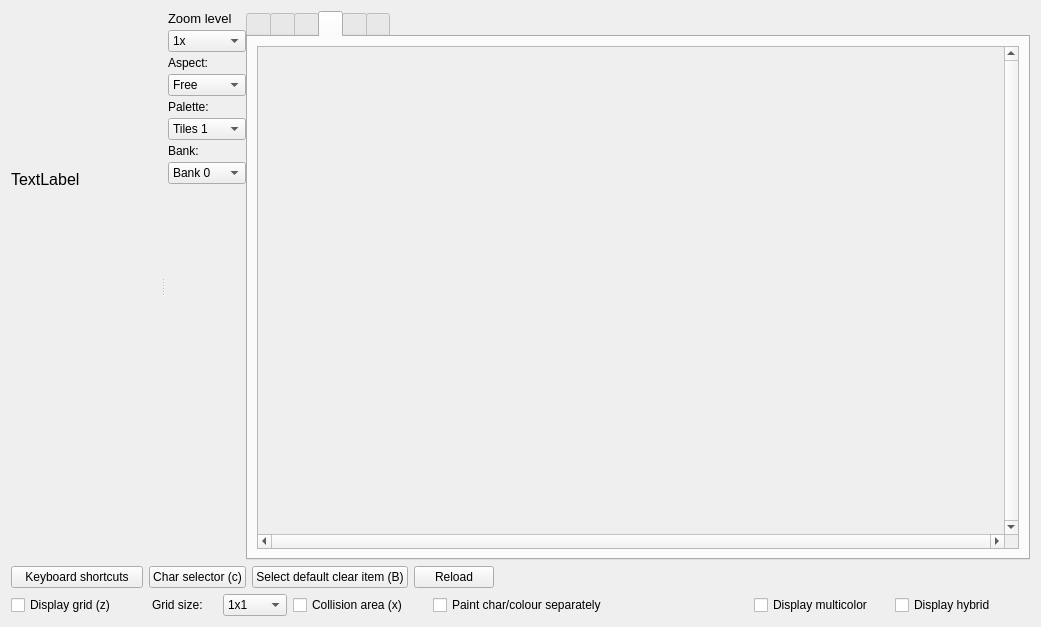
This is source/trsedocuments/formimageeditor.ui in leuat/TRSE as Qt 5 draws it before an edit. The edited form follows.
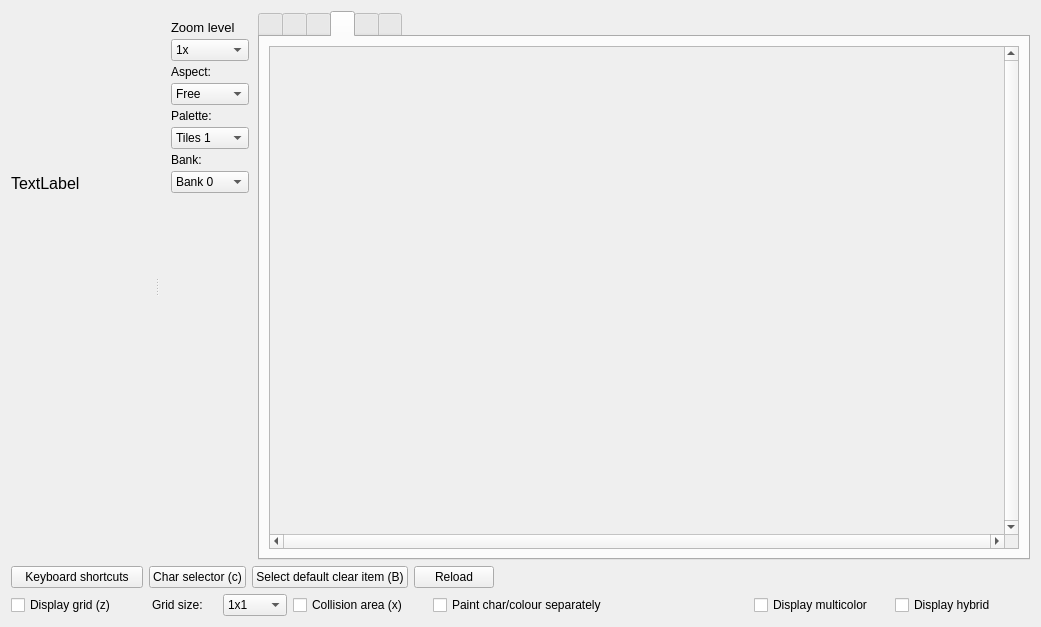
This is the edited form. The open tabs and pages were chosen to show the change. Icons and pictures are not drawn. Custom widgets are drawn as their Qt base class.

Commit message: Added F5 / F6 to show/hide editor panels

```diff
--- a/source/trsedocuments/formimageeditor.ui
+++ b/source/trsedocuments/formimageeditor.ui
@@ -30,6 +30,9 @@
      </property>
      <widget class="QWidget" name="layoutImageWidget">
       <layout class="QVBoxLayout" name="ImageLayout" stretch="1,200,200">
+       <property name="spacing">
+        <number>2</number>
+       </property>
        <item>
         <widget class="QLabel" name="lblName">
          <property name="sizePolicy">
@@ -92,7 +95,7 @@
       </layout>
      </widget>
      <widget class="QWidget" name="layoutToolsWidget">
-      <layout class="QHBoxLayout" name="ToolLayoutCombined" stretch="1,20">
+      <layout class="QHBoxLayout" name="ToolLayoutCombined" stretch="0,20">
        <property name="spacing">
         <number>0</number>
        </property>
@@ -100,9 +103,10 @@
         <enum>QLayout::SetDefaultConstraint</enum>
        </property>
        <item>
+        <widget class="QWidget" name="Tools_2" native="true">
         <layout class="QHBoxLayout" name="Tools" stretch="1,1">
          <property name="sizeConstraint">
-          <enum>QLayout::SetMaximumSize</enum>
+           <enum>QLayout::SetDefaultConstraint</enum>
          </property>
          <item>
           <layout class="QGridLayout" name="layoutColorsEdit_3"/>
@@ -268,6 +272,7 @@
           </layout>
          </item>
         </layout>
+        </widget>
        </item>
        <item>
         <widget class="QTabWidget" name="tabMain">
@@ -1252,8 +1257,8 @@
                  <rect>
                   <x>0</x>
                   <y>0</y>
-                  <width>765</width>
-                  <height>459</height>
+                  <width>730</width>
+                  <height>468</height>
                  </rect>
                 </property>
                 <layout class="QGridLayout" name="gridLayout_13">
```
Left out of the diff: 2 changed lines with no effect on the pictures. Lines whose indentation alone changed are shown as unchanged. The commit also changes 2 other files.
